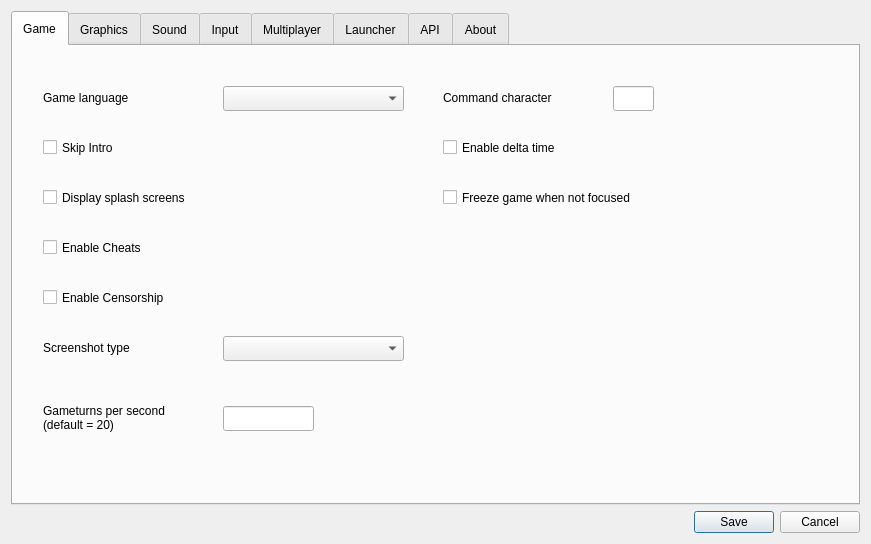
Old version of the form ui/settingsdialog.ui in the repository yani/keeperfx-launcher-qt.
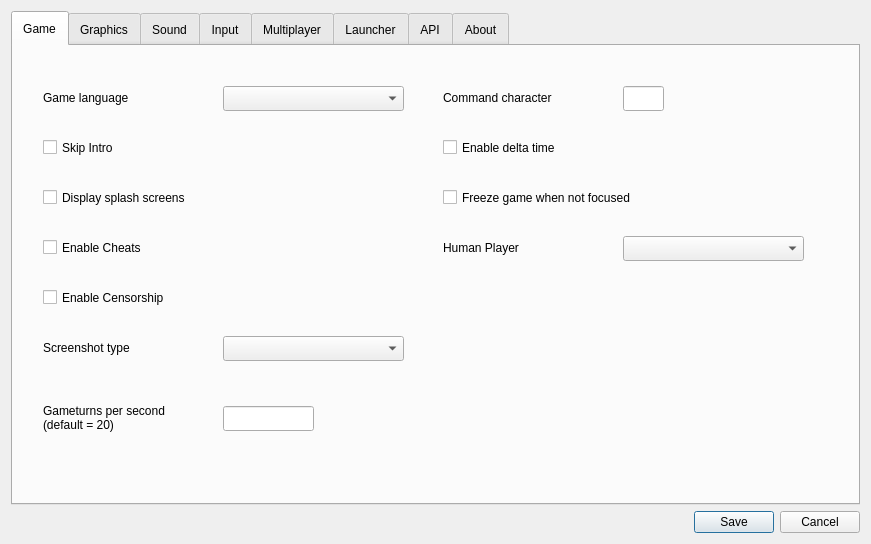
New version of the form. Icons and pictures are not drawn.

Commit message: add human player setting

Patch:
```diff
--- a/ui/settingsdialog.ui
+++ b/ui/settingsdialog.ui
@@ -214,7 +214,7 @@
       <widget class="QLineEdit" name="lineEditCommandChar">
        <property name="geometry">
         <rect>
-         <x>600</x>
+         <x>610</x>
          <y>40</y>
          <width>41</width>
          <height>25</height>
@@ -280,6 +280,39 @@
         <string comment="Checkbox Toggle">Freeze game when not focused</string>
        </property>
       </widget>
+      <widget class="QLabel" name="labelHumanPlayer">
+       <property name="geometry">
+        <rect>
+         <x>430</x>
+         <y>193</y>
+         <width>171</width>
+         <height>17</height>
+        </rect>
+       </property>
+       <property name="font">
+        <font>
+         <family>Arial</family>
+        </font>
+       </property>
+       <property name="text">
+        <string comment="Dropdown Title Label">Human Player</string>
+       </property>
+      </widget>
+      <widget class="QComboBox" name="comboBoxHumanPlayer">
+       <property name="geometry">
+        <rect>
+         <x>610</x>
+         <y>190</y>
+         <width>181</width>
+         <height>25</height>
+        </rect>
+       </property>
+       <property name="font">
+        <font>
+         <family>Arial</family>
+        </font>
+       </property>
+      </widget>
      </widget>
      <widget class="QWidget" name="tab2_gfx">
       <attribute name="title">
```
The commit also changes 3 other files.
